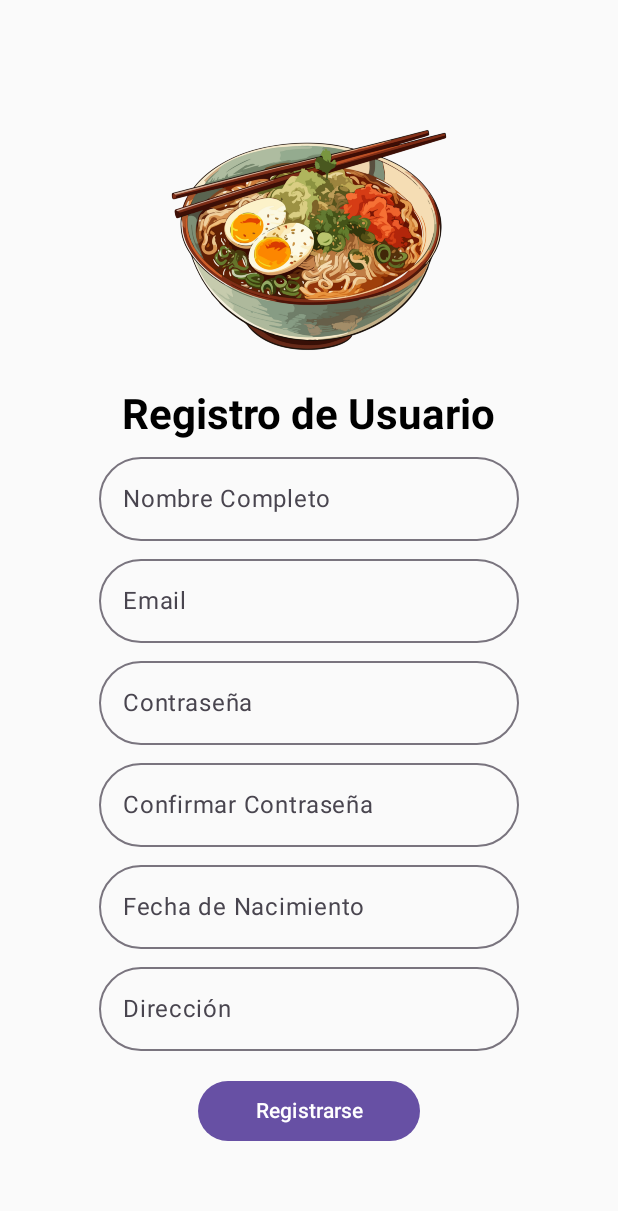
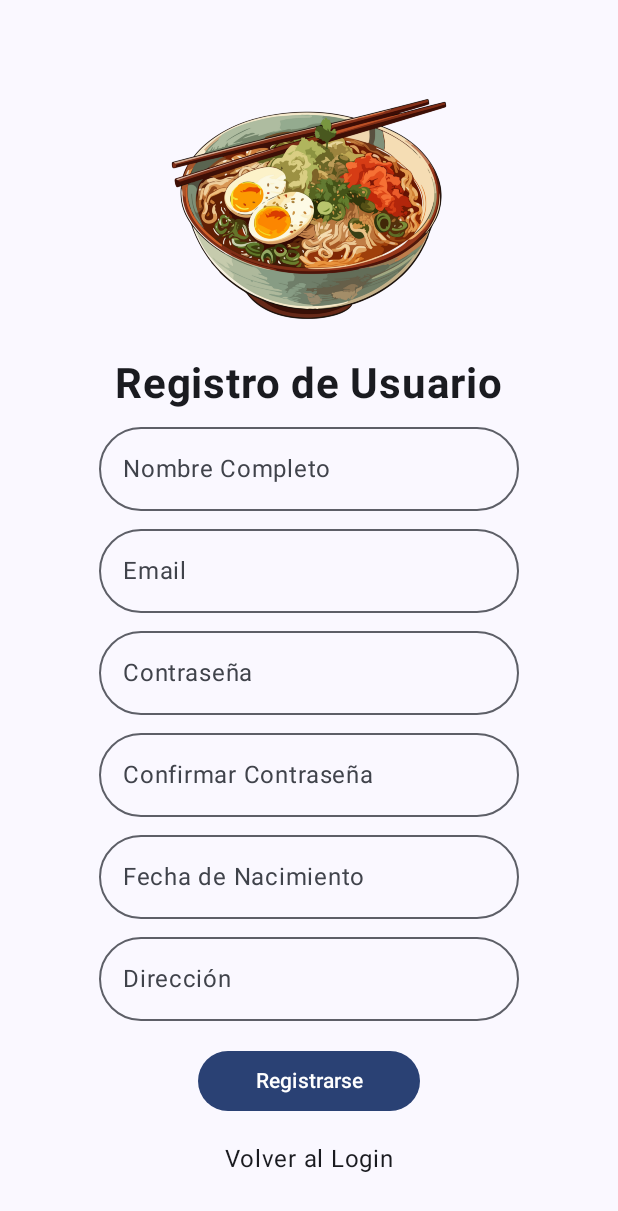
Before and after one commit to MarceloAcunaOsorio/APPSemana_4, an Android app built with Jetpack Compose: the screen it shows after launch (MainActivity), after a tap on "Registrarse", on a phone screen of 412 x 824 dp. Shown: the top 1211 px of the screen. Run offline under Robolectric (Android 15) with nearby library versions, the phone set to English and light mode, and no system bars.

Commit message:
se crea autenticacion

```diff
--- a/app/build.gradle.kts
+++ b/app/build.gradle.kts
@@ -70,4 +70,8 @@ dependencies {
     androidTestImplementation(libs.androidx.ui.test.junit4)
     debugImplementation(libs.androidx.ui.tooling)
     debugImplementation(libs.androidx.ui.test.manifest)
+
+    val nav_version = "2.7.7"
+
+    implementation("androidx.navigation:navigation-compose:$nav_version")
 }
--- /dev/null
+++ b/app/src/main/java/com/marceloacuna/appsemana4/AuthViewModel.kt
@@ -0,0 +1,6 @@
+package com.marceloacuna.appsemana4
+
+import androidx.lifecycle.ViewModel
+
+class AuthViewModel : ViewModel() {
+}
--- a/app/src/main/java/com/marceloacuna/appsemana4/MainActivity.kt
+++ b/app/src/main/java/com/marceloacuna/appsemana4/MainActivity.kt
@@ -4,14 +4,28 @@ import android.os.Bundle
 import androidx.activity.ComponentActivity
 import androidx.activity.compose.setContent
 import androidx.activity.enableEdgeToEdge
+import androidx.activity.viewModels
+import androidx.compose.foundation.layout.fillMaxSize
+import androidx.compose.foundation.layout.padding
+import androidx.compose.material3.Scaffold
+import androidx.compose.ui.Modifier
+import com.marceloacuna.appsemana4.ui.theme.APPSemana4Theme
 
 
 class MainActivity : ComponentActivity() {
     override fun onCreate(savedInstanceState: Bundle?) {
         super.onCreate(savedInstanceState)
         enableEdgeToEdge()
+
+        val authViewModel: AuthViewModel by viewModels()
         setContent {
-           RegisterScreen()
+
+            APPSemana4Theme {
+                Scaffold(modifier = Modifier.fillMaxSize()) {innerPadding ->
+                    MyAppNavigation(modifier = Modifier.padding(innerPadding),authViewModel = authViewModel)
+
+                }
+            }
         }
     }
 }
--- /dev/null
+++ b/app/src/main/java/com/marceloacuna/appsemana4/MyAppNavigation.kt
@@ -0,0 +1,31 @@
+package com.marceloacuna.appsemana4
+
+import androidx.compose.runtime.Composable
+import androidx.compose.ui.Modifier
+import androidx.navigation.compose.NavHost
+import androidx.navigation.compose.composable
+import androidx.navigation.compose.rememberNavController
+import com.marceloacuna.appsemana4.Pages.Home
+import com.marceloacuna.appsemana4.Pages.Login
+import com.marceloacuna.appsemana4.Pages.Registrar
+
+@Composable
+fun MyAppNavigation(modifier: Modifier = Modifier, authViewModel: AuthViewModel){
+
+    val navController = rememberNavController()
+
+    NavHost(navController = navController, startDestination = Routes.Login, builder = {
+
+        composable(Routes.Login,){
+            Login(modifier,navController, authViewModel)
+        }
+        composable(Routes.Register,){
+            Registrar(modifier,navController, authViewModel)
+        }
+
+        composable(Routes.home,){
+            Home(modifier,navController, authViewModel)
+        }
+
+    })
+}
--- /dev/null
+++ b/app/src/main/java/com/marceloacuna/appsemana4/Pages/LoginPage.kt
@@ -0,0 +1,149 @@
+package com.marceloacuna.appsemana4.Pages
+
+import androidx.compose.foundation.Image
+import androidx.compose.foundation.clickable
+import androidx.compose.foundation.layout.Arrangement
+import androidx.compose.foundation.layout.Column
+import androidx.compose.foundation.layout.Row
+import androidx.compose.foundation.layout.Spacer
+import androidx.compose.foundation.layout.fillMaxSize
+import androidx.compose.foundation.layout.fillMaxWidth
+import androidx.compose.foundation.layout.height
+import androidx.compose.foundation.layout.padding
+import androidx.compose.foundation.layout.size
+import androidx.compose.foundation.layout.width
+import androidx.compose.foundation.shape.RoundedCornerShape
+import androidx.compose.material3.Button
+import androidx.compose.material3.OutlinedTextField
+import androidx.compose.material3.Text
+import androidx.compose.runtime.Composable
+import androidx.compose.runtime.getValue
+import androidx.compose.runtime.mutableStateOf
+import androidx.compose.runtime.remember
+import androidx.compose.runtime.setValue
+import androidx.compose.ui.Alignment
+import androidx.compose.ui.Modifier
+import androidx.compose.ui.res.painterResource
+import androidx.compose.ui.text.font.FontWeight
+import androidx.compose.ui.text.input.PasswordVisualTransformation
+import androidx.compose.ui.text.style.TextAlign
+import androidx.compose.ui.unit.dp
+import androidx.compose.ui.unit.sp
+import androidx.navigation.NavController
+import com.marceloacuna.appsemana4.AuthViewModel
+import com.marceloacuna.appsemana4.R
+import com.marceloacuna.appsemana4.Routes
+
+@Composable
+fun Login(modifier: Modifier = Modifier,navController: NavController,authViewModel: AuthViewModel) {
+
+    //se declara variable para capturar los datos ingresados
+    var email by remember {
+        mutableStateOf("")
+    }
+
+    var password by remember {
+        mutableStateOf("")
+    }
+
+
+
+    Column(
+        modifier = Modifier.fillMaxSize(),
+        verticalArrangement = Arrangement.Center,
+        horizontalAlignment = Alignment.CenterHorizontally
+    )
+
+    {
+        //imagen de pantalla de inicio
+        Image(painter = painterResource(id = R.drawable.ramen), contentDescription = "Login Image",
+            modifier = Modifier.size(200.dp))
+
+        //texto de pantalla de inicio y su estilo
+        Text(text = "Bienvenido My App", fontSize = 28.sp, fontWeight = FontWeight.Bold)
+
+        //salto de linea
+        Spacer(modifier = Modifier.height(4.dp))
+
+        Text(text = "Ingrese con su cuenta")
+
+        //salto de linea
+        Spacer(modifier = Modifier.height(16.dp))
+
+        //Input para ingresar el email
+        OutlinedTextField(value = email, onValueChange = { email = it}, label = {Text(text = "Email") },shape = RoundedCornerShape(50))
+
+        //salto de linea
+        Spacer(modifier = Modifier.height(16.dp))
+
+        //Input para ingresar el Contraseña
+        OutlinedTextField(value = password, onValueChange = {password = it}, label = {Text(text = "Contraseña")
+        },shape = RoundedCornerShape(50), visualTransformation = PasswordVisualTransformation())
+
+
+        //salto de linea
+        Spacer(modifier = Modifier.height(16.dp))
+
+
+        //boton Login
+        Button(onClick = {}) {
+            Text(text = "Login",
+                modifier = Modifier
+                    .height(20.dp)
+                    .width(100.dp),
+                textAlign = TextAlign.Center
+            )
+        }
+
+        //salto de linea
+        Spacer(modifier = Modifier.height(32.dp))
+
+        //registrarse
+        Text(text = "Registrarse", modifier = Modifier.clickable {
+            navController.navigate(Routes.Register)
+        })
+
+        //salto de linea
+        Spacer(modifier = Modifier.height(20.dp))
+
+        //recuperar contraseña
+        Text(text = "Recuperar Contraseña?", modifier = Modifier.clickable {/*codigo que realiza la accion*/})
+
+        //salto de linea
+        Spacer(modifier = Modifier.height(32.dp))
+
+        Text(text = "o iniciar seción con")
+
+
+        Row (
+            modifier = Modifier
+                .fillMaxWidth()
+                .padding(30.dp),
+            horizontalArrangement = Arrangement.SpaceEvenly
+        )
+
+        {
+
+            //imagen de registro -> google
+            Image(painter = painterResource(id = R.drawable.logo_google1), contentDescription = "google Image",
+                modifier = Modifier
+                    .size(50.dp)
+                    .clickable { /*se agrega codigo al hacer click*/ })
+
+
+            //imagen de registro -> facebook
+            Image(painter = painterResource(id = R.drawable.logo_facebook), contentDescription = "facebook Image",
+                modifier = Modifier
+                    .size(45.dp)
+                    .clickable { /*se agrega codigo al hacer click*/ })
+
+
+            //imagen de registro -> twiter
+            Image(painter = painterResource(id = R.drawable.logo_twiter1), contentDescription = "twiter Image",
+                modifier = Modifier
+                    .size(50.dp)
+                    .clickable { /*se agrega codigo al hacer click*/ })
+
+        }
+    }
+}
--- a/app/src/main/java/com/marceloacuna/appsemana4/RegisterScreen.kt
+++ b/app/src/main/java/com/marceloacuna/appsemana4/Pages/RegistrarPage.kt
@@ -1,6 +1,7 @@
-package com.marceloacuna.appsemana4
+package com.marceloacuna.appsemana4.Pages
 
 import androidx.compose.foundation.Image
+import androidx.compose.foundation.clickable
 import androidx.compose.foundation.layout.Arrangement
 import androidx.compose.foundation.layout.Column
 import androidx.compose.foundation.layout.Spacer
@@ -20,9 +21,13 @@ import androidx.compose.ui.text.font.FontWeight
 import androidx.compose.ui.text.style.TextAlign
 import androidx.compose.ui.unit.dp
 import androidx.compose.ui.unit.sp
+import androidx.navigation.NavController
+import com.marceloacuna.appsemana4.AuthViewModel
+import com.marceloacuna.appsemana4.R
+import com.marceloacuna.appsemana4.Routes
 
 @Composable
-fun RegisterScreen(){
+fun Registrar(modifier: Modifier = Modifier,navController: NavController,authViewModel: AuthViewModel){
 
     Column(
         modifier = Modifier.fillMaxSize(),
@@ -83,5 +88,14 @@ fun RegisterScreen(){
                 textAlign = TextAlign.Center
             )
         }
+
+        //salto de linea
+        Spacer(modifier = Modifier.height(16.dp))
+
+        //volver al login
+        Text(text = "Volver al Login", modifier = Modifier.clickable {
+            navController.navigate(Routes.Login)
+        })
+
     }
 }
--- /dev/null
+++ b/app/src/main/java/com/marceloacuna/appsemana4/Routes.kt
@@ -0,0 +1,7 @@
+package com.marceloacuna.appsemana4
+
+object Routes {
+    var Login = "LoginScreen_A"
+    var Register = "RegisterScreen_B"
+    var home = "HomeScreen_C"
+}
```
Also changed, not shown: app/src/main/java/com/marceloacuna/appsemana4/LoginScreen.kt (deleted, +0 -129 lines), app/src/main/java/com/marceloacuna/appsemana4/Pages/HomePage.kt (added, +11 -0 lines).
